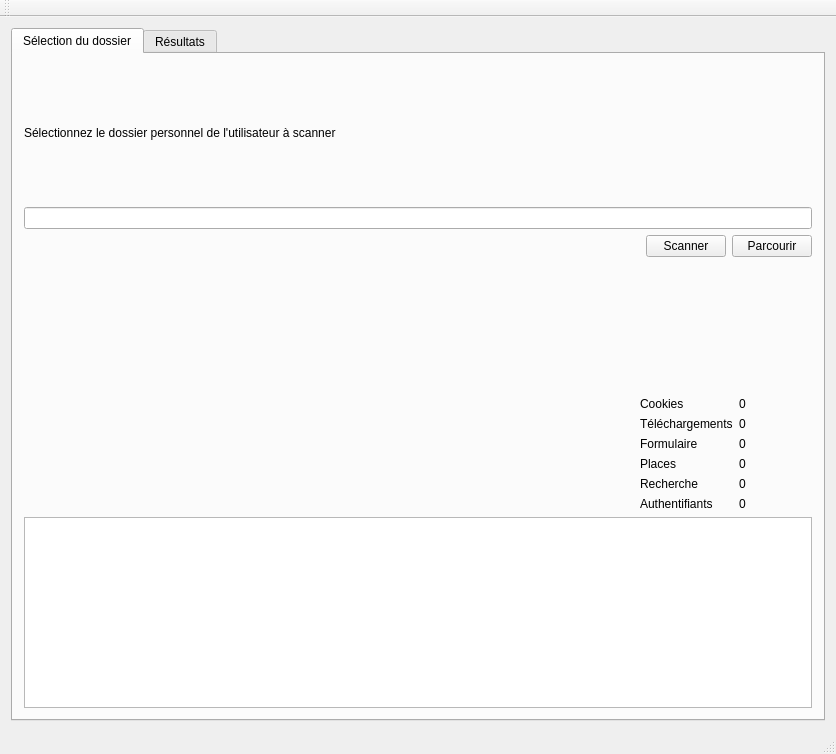
First picture: the form in ui/main_window.ui, repository mgrzybek/forensics-data-extractor, before the edit.
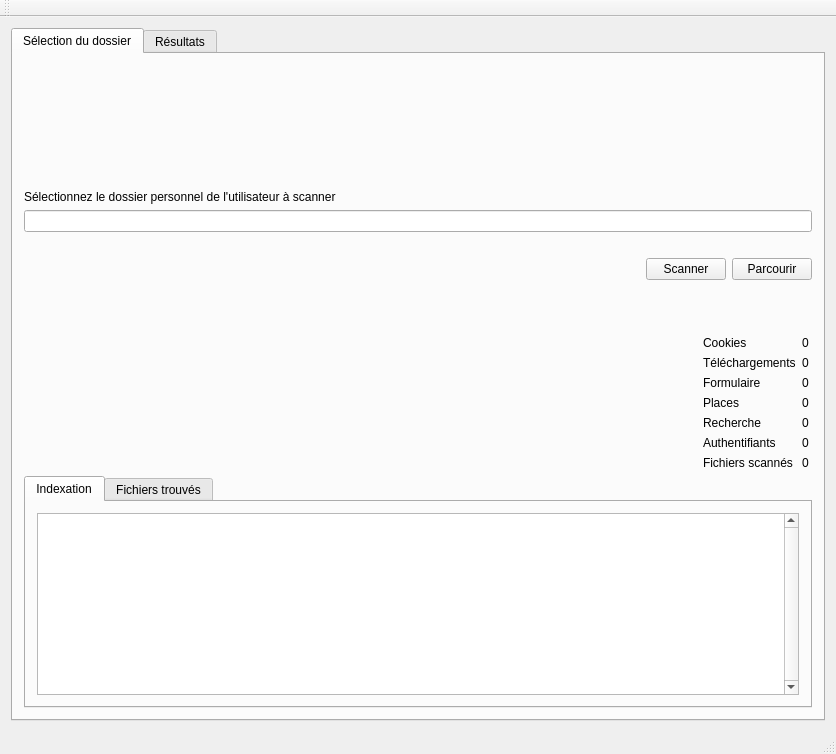
Second picture: the form after the edit. The open tabs and pages were chosen to show the change.

Patch:
```diff
--- a/ui/main_window.ui
+++ b/ui/main_window.ui
@@ -25,53 +25,56 @@
         <string>Sélection du dossier</string>
        </attribute>
        <layout class="QGridLayout" name="gridLayout">
-        <item row="0" column="0" colspan="3">
+        <item row="0" column="3">
+         <spacer name="verticalSpacer_3">
+          <property name="orientation">
+           <enum>Qt::Vertical</enum>
+          </property>
+          <property name="sizeHint" stdset="0">
+           <size>
+            <width>20</width>
+            <height>137</height>
+           </size>
+          </property>
+         </spacer>
+        </item>
+        <item row="1" column="0">
          <widget class="QLabel" name="label">
           <property name="text">
            <string>Sélectionnez le dossier personnel de l'utilisateur à scanner</string>
           </property>
          </widget>
         </item>
-        <item row="5" column="0" colspan="4">
-         <widget class="QTextEdit" name="scan_status_text">
-          <property name="acceptRichText">
-           <bool>false</bool>
-          </property>
-          <property name="textInteractionFlags">
-           <set>Qt::TextSelectableByKeyboard|Qt::TextSelectableByMouse</set>
-          </property>
-         </widget>
-        </item>
-        <item row="3" column="3">
-         <spacer name="verticalSpacer_2">
-          <property name="orientation">
-           <enum>Qt::Vertical</enum>
-          </property>
-          <property name="sizeHint" stdset="0">
-           <size>
-            <width>20</width>
-            <height>136</height>
-           </size>
-          </property>
-         </spacer>
-        </item>
-        <item row="1" column="0" colspan="4">
+        <item row="2" column="0" colspan="4">
          <widget class="QLineEdit" name="directory_line"/>
         </item>
-        <item row="0" column="3">
-         <spacer name="verticalSpacer_3">
+        <item row="3" column="0" colspan="4">
+         <spacer name="horizontalSpacer_2">
           <property name="orientation">
-           <enum>Qt::Vertical</enum>
+           <enum>Qt::Horizontal</enum>
           </property>
           <property name="sizeHint" stdset="0">
            <size>
-            <width>20</width>
-            <height>137</height>
+            <width>793</width>
+            <height>20</height>
            </size>
           </property>
          </spacer>
         </item>
-        <item row="2" column="2" colspan="2">
+        <item row="4" column="0">
+         <spacer name="horizontalSpacer">
+          <property name="orientation">
+           <enum>Qt::Horizontal</enum>
+          </property>
+          <property name="sizeHint" stdset="0">
+           <size>
+            <width>600</width>
+            <height>20</height>
+           </size>
+          </property>
+         </spacer>
+        </item>
+        <item row="4" column="1" colspan="3">
          <layout class="QHBoxLayout" name="horizontalLayout">
           <item>
            <widget class="QPushButton" name="scan_button">
@@ -89,8 +92,37 @@
           </item>
          </layout>
         </item>
-        <item row="4" column="1" colspan="3">
+        <item row="5" column="2">
+         <spacer name="verticalSpacer">
+          <property name="orientation">
+           <enum>Qt::Vertical</enum>
+          </property>
+          <property name="sizeHint" stdset="0">
+           <size>
+            <width>20</width>
+            <height>61</height>
+           </size>
+          </property>
+         </spacer>
+        </item>
+        <item row="6" column="0" colspan="2">
+         <spacer name="horizontalSpacer_3">
+          <property name="orientation">
+           <enum>Qt::Horizontal</enum>
+          </property>
+          <property name="sizeHint" stdset="0">
+           <size>
+            <width>684</width>
+            <height>20</height>
+           </size>
+          </property>
+         </spacer>
+        </item>
+        <item row="6" column="2" colspan="2">
          <layout class="QFormLayout" name="formLayout">
+          <property name="fieldGrowthPolicy">
+           <enum>QFormLayout::AllNonFixedFieldsGrow</enum>
+          </property>
           <item row="0" column="0">
            <widget class="QLabel" name="cookies_label">
             <property name="text">
@@ -175,20 +207,52 @@
             </property>
            </widget>
           </item>
+          <item row="6" column="0">
+           <widget class="QLabel" name="indexed_files_label">
+            <property name="text">
+             <string>Fichiers scannés</string>
+            </property>
+           </widget>
+          </item>
+          <item row="6" column="1">
+           <widget class="QLabel" name="indexed_files_number">
+            <property name="text">
+             <string>0</string>
+            </property>
+           </widget>
+          </item>
          </layout>
         </item>
-        <item row="4" column="0">
-         <spacer name="horizontalSpacer">
-          <property name="orientation">
-           <enum>Qt::Horizontal</enum>
+        <item row="7" column="0" colspan="4">
+         <widget class="QTabWidget" name="tab_processing">
+          <property name="currentIndex">
+           <number>1</number>
           </property>
-          <property name="sizeHint" stdset="0">
-           <size>
-            <width>600</width>
-            <height>20</height>
-           </size>
-          </property>
-         </spacer>
+          <widget class="QWidget" name="tab_indexing">
+           <attribute name="title">
+            <string>Indexation</string>
+           </attribute>
+           <layout class="QVBoxLayout" name="verticalLayout_9">
+            <item>
+             <widget class="QListView" name="indexed_list">
+              <property name="verticalScrollBarPolicy">
+               <enum>Qt::ScrollBarAlwaysOn</enum>
+              </property>
+             </widget>
+            </item>
+           </layout>
+          </widget>
+          <widget class="QWidget" name="tab_files_found">
+           <attribute name="title">
+            <string>Fichiers trouvés</string>
+           </attribute>
+           <layout class="QVBoxLayout" name="verticalLayout_10">
+            <item>
+             <widget class="QListView" name="extracted_list"/>
+            </item>
+           </layout>
+          </widget>
+         </widget>
         </item>
        </layout>
       </widget>
```
Left out of the diff: 116 changed lines with no effect on the pictures.
